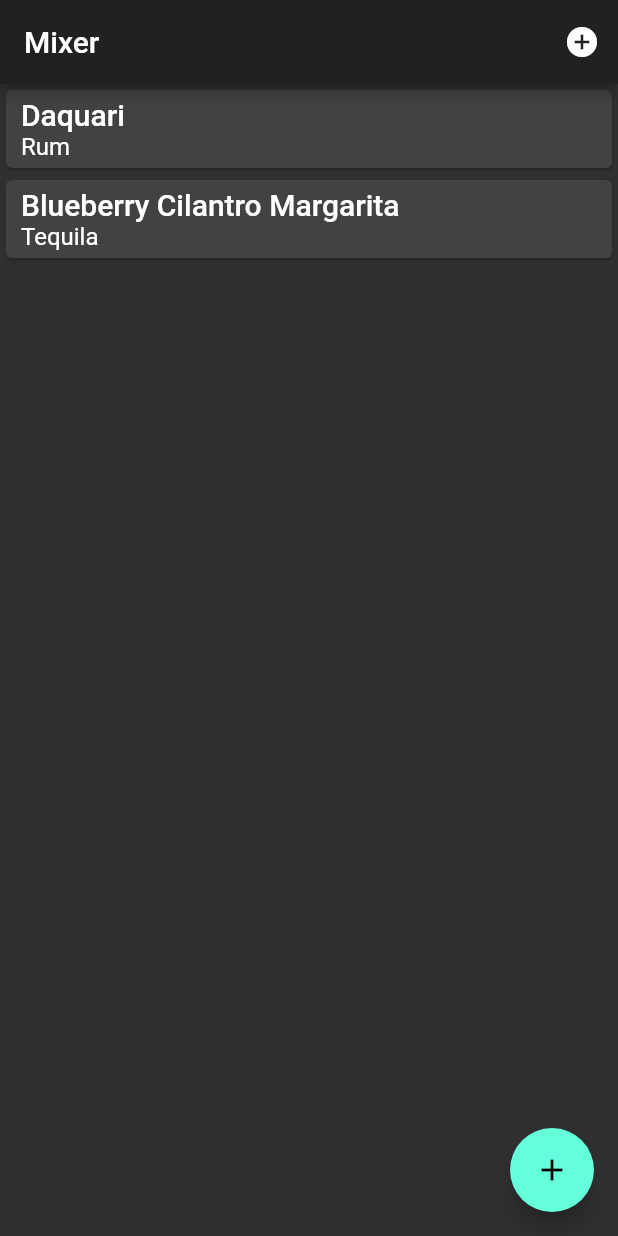
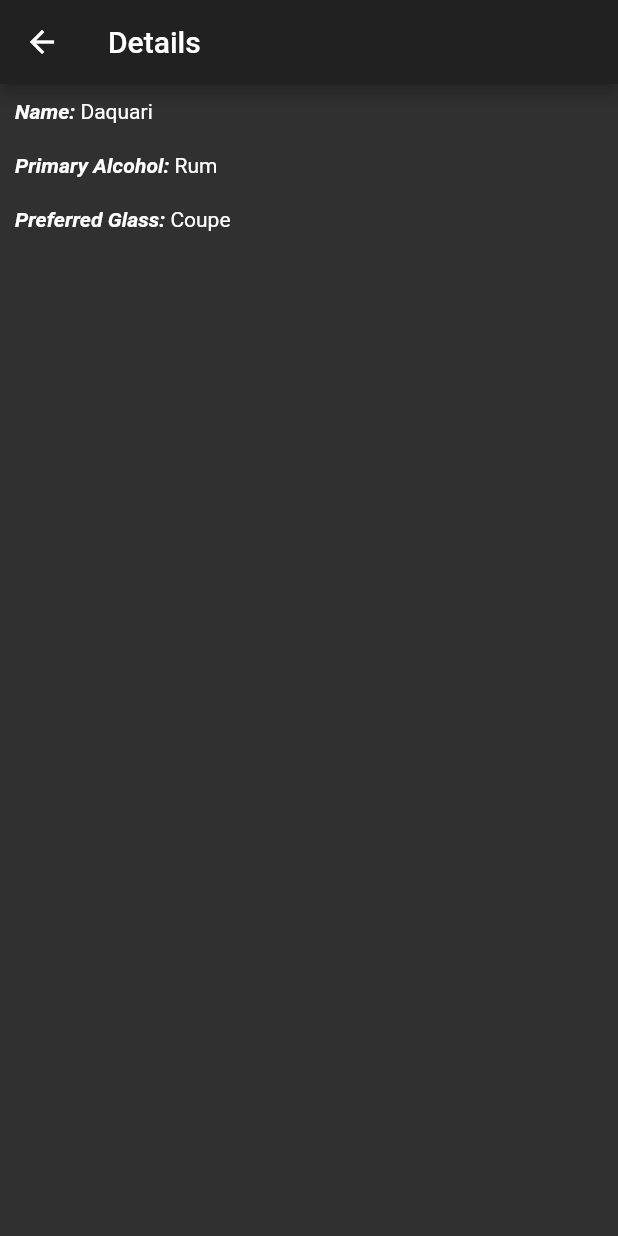
Before and after one commit to nicjohnson145/mixer-redux, a Flutter app: the screen it shows after launch, after a tap on the "add circle" icon, after a tap on "Daquari", on a phone screen of 412 x 824 dp. Run offline on Flutter 3.47's test engine with Material 2 defaults, Android fonts, the phone set to English and light mode, and no system bars; our stand-ins replace flutter_redux, redux; missing offline and left inert: redux_logging.

Commit message:
Starting on details screen

```diff
--- /dev/null
+++ b/mixer/lib/containers/drink_details.dart
@@ -0,0 +1,42 @@
+import 'package:flutter/foundation.dart';
+import 'package:flutter/material.dart';
+import 'package:flutter_redux/flutter_redux.dart';
+import 'package:redux/redux.dart';
+import 'package:mixer/actions/drink_actions.dart';
+import 'package:mixer/models/models.dart';
+import 'package:mixer/presentation/drink_details_screen.dart';
+import 'package:mixer/selectors/selectors.dart';
+
+class DrinkDetails extends StatelessWidget {
+    final int id;
+
+    DrinkDetails({Key key, @required this.id}) : super(key: key);
+
+    @override
+    Widget build(BuildContext context) {
+        return StoreConnector<AppState, _ViewModel>(
+            converter: (Store<AppState> store) {
+                return _ViewModel.from(store, this.id);
+            },
+            builder: (BuildContext context, _ViewModel vm) {
+                return DrinkDetailsScreen(
+                    drink: vm.drink,
+                );
+            },
+        );
+    }
+}
+
+class _ViewModel {
+    final Drink drink;
+
+    _ViewModel({
+        @required this.drink,
+    });
+
+    factory _ViewModel.from(Store<AppState> store, int id) {
+        return _ViewModel(
+            drink: drinkSelector(store.state, id),
+        );
+    }
+}
--- /dev/null
+++ b/mixer/lib/presentation/drink_details_screen.dart
@@ -0,0 +1,72 @@
+import 'package:flutter/foundation.dart';
+import 'package:flutter/material.dart';
+import 'package:mixer/models/models.dart';
+
+class DrinkDetailsScreen extends StatelessWidget {
+    final Drink drink;
+
+    DrinkDetailsScreen({
+        Key key,
+        @required this.drink,
+    }) : super(key: key);
+
+    num get edgeInsets => 10.0;
+
+    EdgeInsetsGeometry get verticalPadding {
+        return EdgeInsets.symmetric(vertical: 10.0);
+    }
+
+    TextStyle get labelStyle {
+        return TextStyle(
+            fontStyle: FontStyle.italic,
+            fontWeight: FontWeight.bold,
+        );
+    }
+
+    @override build(BuildContext context) {
+        return Scaffold(
+            appBar: AppBar(
+                title: Text("Details"),
+            ),
+            body: Padding(
+                padding: EdgeInsets.symmetric(horizontal: this.edgeInsets),
+                child: Column(
+                    crossAxisAlignment: CrossAxisAlignment.start,
+                    children: this.getMainBody(),
+                ),
+            ),
+        );
+    }
+
+    List<Widget> getMainBody() {
+        List<Widget> components = [
+            this.basicValue('Name', this.drink.name),
+            this.basicValue('Primary Alcohol', this.drink.primary_alcohol),
+            this.basicValue('Preferred Glass', this.drink.preferred_glass),
+        ];
+        if (this.drink.instructions != null) {
+            components.add(this.basicValue('Instructions', this.drink.instructions));
+        }
+        return components;
+    }
+
+    Widget basicValue(String label, String value) {
+        return Padding(
+            padding: this.verticalPadding,
+            child: Text.rich(
+                TextSpan(
+                    text: "",
+                    children: [
+                        TextSpan(
+                            text: label + ': ',
+                            style: this.labelStyle,
+                        ),
+                        TextSpan(
+                            text: value
+                        ),
+                    ],
+                ),
+            ),
+        );
+    }
+}
--- a/mixer/lib/presentation/drink_item.dart
+++ b/mixer/lib/presentation/drink_item.dart
@@ -1,5 +1,8 @@
 import 'package:flutter/material.dart';
 import 'package:mixer/models/models.dart';
+import 'package:mixer/selectors/selectors.dart';
+import 'package:mixer/containers/drink_details.dart';
+
 
 class DrinkItem extends StatelessWidget {
     final Drink drink;
@@ -37,9 +40,19 @@ class DrinkItem extends StatelessWidget {
         return Card(
             child: InkWell(
                 splashColor: Colors.blue.withAlpha(30),
-                onTap: () => print('TAPPED'),
+                onTap: () => this._onDrinkTap(context, this.drink),
                 child: this.getCardContents(context),
             ),
         );
     }
+
+    void _onDrinkTap(BuildContext context, Drink drink) {
+        Navigator.of(context).push(MaterialPageRoute(
+            builder: (_) {
+                return DrinkDetails(
+                    id: drink.id,
+                );
+            },
+        ));
+    }
 }
--- a/mixer/lib/selectors/selectors.dart
+++ b/mixer/lib/selectors/selectors.dart
@@ -3,3 +3,7 @@ import 'package:mixer/models/models.dart';
 List<Drink> drinksSelector(AppState state) {
     return state.drinks;
 }
+
+Drink drinkSelector(AppState state, int id) {
+    return drinksSelector(state).firstWhere((drink) => drink.id == id);
+}
```
